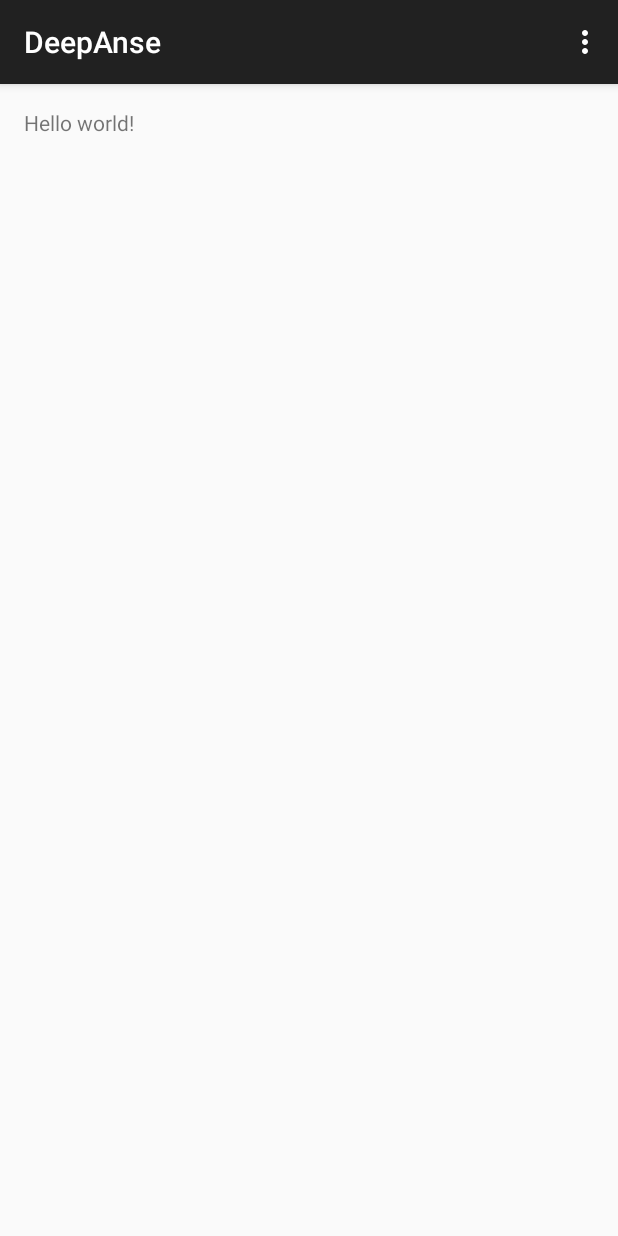
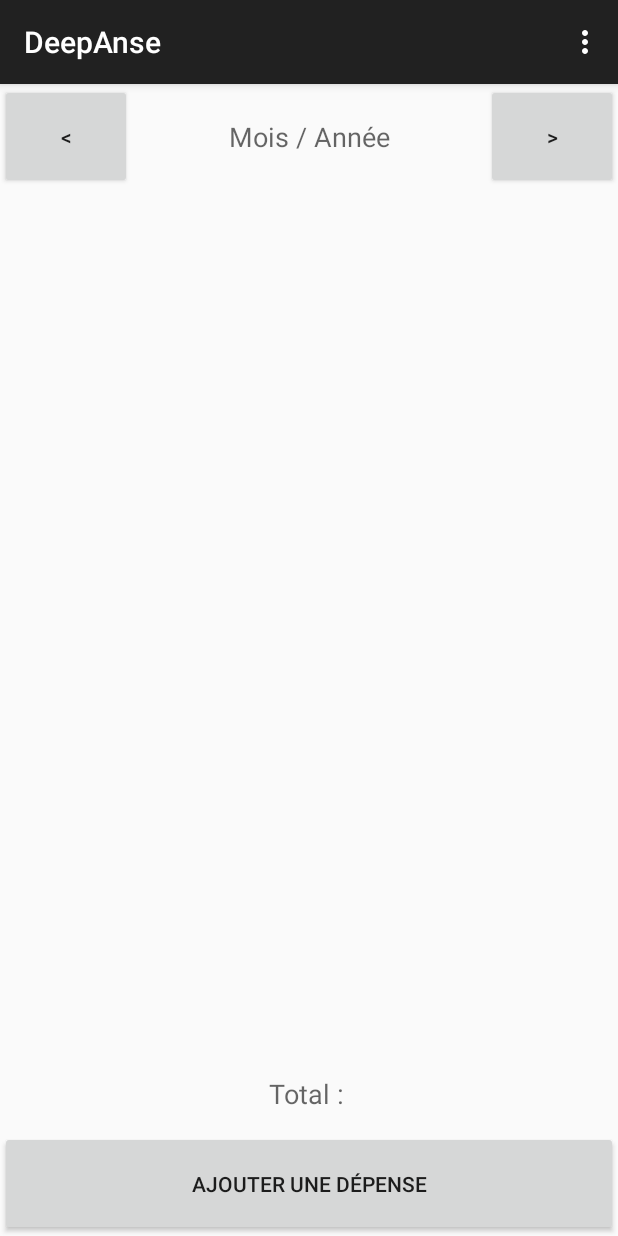
Before and after one commit to soywod/DeepAnse, an Android app: the screen it shows after launch (MainActivity), on a phone screen of 412 x 824 dp. Run offline under Robolectric (Android 15) with nearby library versions, the phone set to English and light mode, and no system bars.

Commit message:
Création de l'interface graphique principale
Création du xml activity_main

```diff
--- a/app/src/main/res/layout/activity_main.xml
+++ b/app/src/main/res/layout/activity_main.xml
@@ -1,11 +1,74 @@
 <RelativeLayout xmlns:android="http://schemas.android.com/apk/res/android"
-    xmlns:tools="http://schemas.android.com/tools" android:layout_width="match_parent"
-    android:layout_height="match_parent" android:paddingLeft="@dimen/activity_horizontal_margin"
-    android:paddingRight="@dimen/activity_horizontal_margin"
-    android:paddingTop="@dimen/activity_vertical_margin"
-    android:paddingBottom="@dimen/activity_vertical_margin" tools:context=".MainActivity">
+    xmlns:tools="http://schemas.android.com/tools"
+    android:layout_width="match_parent"
+    android:layout_height="match_parent"
+    tools:context=".MainActivity">
 
-    <TextView android:text="@string/hello_world" android:layout_width="wrap_content"
-        android:layout_height="wrap_content" />
+    <Button
+        android:id="@+id/button_add"
+        android:layout_width="fill_parent"
+        android:layout_height="70dp"
+        android:text="Ajouter une dépense"
+        android:layout_alignParentBottom="true"
+        android:layout_alignParentLeft="true"
+        android:layout_alignParentStart="true"
+        android:layout_alignParentRight="true"
+        android:layout_alignParentEnd="true" />
+
+    <TextView
+        android:id="@+id/text_total"
+        android:layout_width="fill_parent"
+        android:layout_height="50dp"
+        android:textAppearance="?android:attr/textAppearanceMedium"
+        android:text="Total : "
+        android:gravity="center"
+        android:layout_alignParentLeft="true"
+        android:layout_alignParentStart="true"
+        android:layout_above="@+id/button_add" />
+
+    <ExpandableListView
+        android:id="@+id/list_view"
+        android:layout_width="fill_parent"
+        android:layout_height="wrap_content"
+        android:layout_above="@+id/text_total"
+        android:layout_below="@+id/layout_date"
+        android:layout_alignParentLeft="true"
+        android:layout_alignParentStart="true" />
+
+    <RelativeLayout
+        android:id="@+id/layout_date"
+        android:orientation="horizontal"
+        android:layout_width="fill_parent"
+        android:layout_height="70dp"
+        android:layout_alignParentTop="true" >
+
+        <Button
+            android:id="@+id/button_left"
+            android:layout_width="wrap_content"
+            android:layout_height="fill_parent"
+            android:text="&lt;"
+            android:layout_alignParentLeft="true"
+            android:layout_alignParentStart="true" />
+
+        <TextView
+            android:id="@+id/text_date"
+            android:layout_width="fill_parent"
+            android:layout_height="fill_parent"
+            android:textAppearance="?android:attr/textAppearanceMedium"
+            android:text="Mois / Année"
+            android:gravity="center"
+            android:layout_toRightOf="@+id/button_left"
+            android:layout_toStartOf="@+id/button_left"
+            android:layout_toLeftOf="@+id/button_right"
+            android:layout_toEndOf="@+id/button_right" />
+
+        <Button
+            android:id="@+id/button_right"
+            android:layout_width="wrap_content"
+            android:layout_height="fill_parent"
+            android:text=">"
+            android:layout_alignParentRight="true"
+            android:layout_alignParentEnd="true" />
+    </RelativeLayout>
 
 </RelativeLayout>
```
